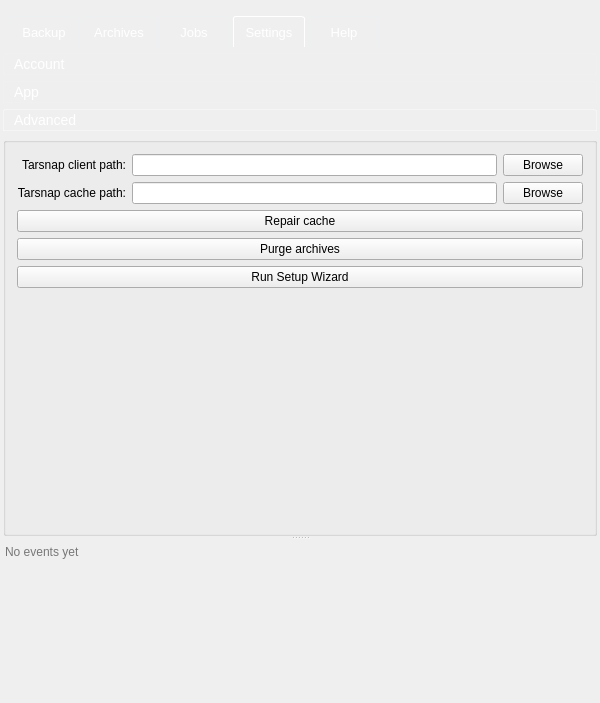
Before: the Qt Designer form forms/mainwindow.ui in Tarsnap/tarsnap-gui, drawn with Qt 5.
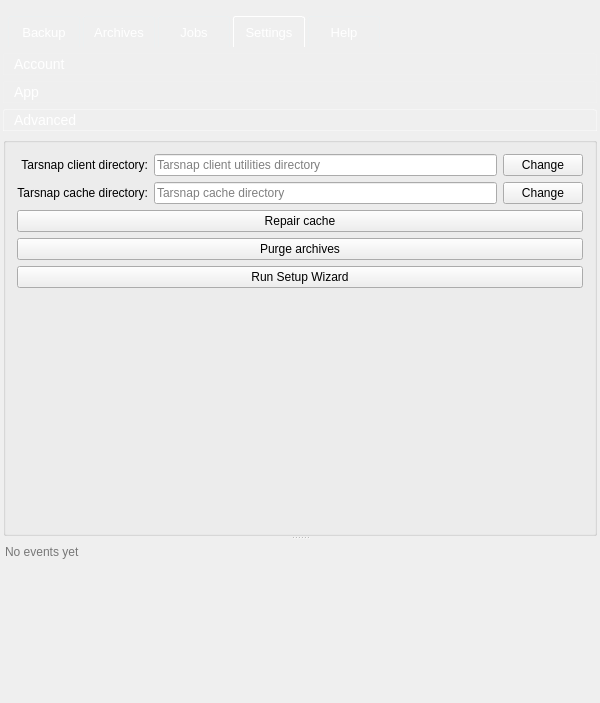
After: the same form once the commit is applied. The open tabs and pages were chosen to show the change. Icons and pictures are not drawn. Custom widgets are drawn as their Qt base class.

Patch:
```diff
--- a/forms/mainwindow.ui
+++ b/forms/mainwindow.ui
@@ -1590,6 +1590,9 @@
                     <property name="text">
                      <string/>
                     </property>
+                    <property name="placeholderText">
+                     <string>Tarsnap client utilities directory</string>
+                    </property>
                    </widget>
                   </item>
                   <item row="1" column="0">
@@ -1601,7 +1604,7 @@
                      </sizepolicy>
                     </property>
                     <property name="text">
-                     <string>Tarsnap cache path:</string>
+                     <string>Tarsnap cache directory:</string>
                     </property>
                     <property name="alignment">
                      <set>Qt::AlignRight|Qt::AlignTrailing|Qt::AlignVCenter</set>
@@ -1613,6 +1616,9 @@
                     <property name="text">
                      <string/>
                     </property>
+                    <property name="placeholderText">
+                     <string>Tarsnap cache directory</string>
+                    </property>
                    </widget>
                   </item>
                   <item row="2" column="0" colspan="4">
@@ -1634,14 +1640,14 @@
                      </sizepolicy>
                     </property>
                     <property name="text">
-                     <string>Browse</string>
+                     <string>Change</string>
                     </property>
                    </widget>
                   </item>
                   <item row="0" column="0">
                    <widget class="QLabel" name="label_20">
                     <property name="text">
-                     <string>Tarsnap client path:</string>
+                     <string>Tarsnap client directory:</string>
                     </property>
                     <property name="alignment">
                      <set>Qt::AlignRight|Qt::AlignTrailing|Qt::AlignVCenter</set>
@@ -1657,7 +1663,7 @@
                      </sizepolicy>
                     </property>
                     <property name="text">
-                     <string>Browse</string>
+                     <string>Change</string>
                     </property>
                    </widget>
                   </item>
```
Left out of the diff: 13 changed lines with no effect on the pictures.
